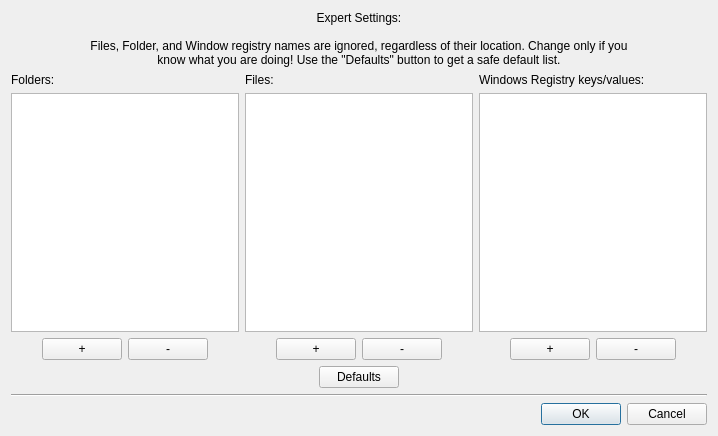
Before: the Qt Designer form FWAdminLib/WinMagicFiles/ExpertSettings.ui in fw-dev/translations, drawn with Qt 5.
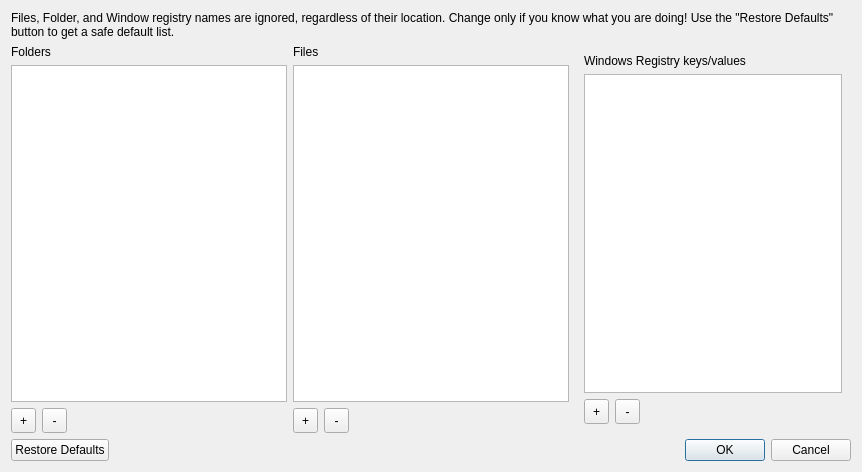
After: the same form once the commit is applied.

The edit to the form file:
```diff
--- a/FWAdminLib/WinMagicFiles/ExpertSettings.ui
+++ b/FWAdminLib/WinMagicFiles/ExpertSettings.ui
@@ -1,84 +1,87 @@
 <ui version="4.0" >
  <class>CExpertSettings</class>
- <widget class="QWidget" name="CExpertSettings" >
-  <property name="geometry" >
+ <widget class="QWidget" name="CExpertSettings">
+  <property name="geometry">
    <rect>
     <x>0</x>
     <y>0</y>
-    <width>718</width>
-    <height>436</height>
+    <width>862</width>
+    <height>472</height>
    </rect>
   </property>
   <property name="windowTitle" >
    <string>Expert Settings</string>
   </property>
-  <layout class="QGridLayout" name="gridLayout_2" >
-   <item row="0" column="0" >
-    <widget class="QLabel" name="labelDescription" >
-     <property name="text" >
-      <string>Expert Settings:
-
-Files, Folder, and Window registry names are ignored, regardless of their location. Change only if you
-know what you are doing! Use the "Defaults" button to get a safe default list.</string>
+  <layout class="QVBoxLayout" name="verticalLayout_4">
+   <item>
+    <widget class="QLabel" name="labelDescription">
+     <property name="text">
+      <string>Files, Folder, and Window registry names are ignored, regardless of their location. Change only if you know what you are doing! Use the &quot;Restore Defaults&quot; button to get a safe default list.</string>
      </property>
-     <property name="alignment" >
-      <set>Qt::AlignCenter</set>
+     <property name="alignment">
+      <set>Qt::AlignLeading|Qt::AlignLeft|Qt::AlignVCenter</set>
      </property>
-    </widget>
-   </item>
-   <item row="1" column="0" >
-    <layout class="QGridLayout" name="listGridLayout" >
-     <item row="0" column="0" >
-      <widget class="QLabel" name="label_2" >
-       <property name="text" >
-        <string>Folders:</string>
+     <property name="wordWrap">
+      <bool>true</bool>
        </property>
       </widget>
      </item>
-     <item row="0" column="1" >
-      <widget class="QLabel" name="label_3" >
-       <property name="text" >
-        <string>Files:</string>
+   <item>
+    <layout class="QHBoxLayout" name="horizontalLayout_4">
+     <item>
+      <layout class="QVBoxLayout" name="verticalLayout">
+       <item>
+        <widget class="QLabel" name="label_2">
+         <property name="text">
+          <string>Folders</string>
        </property>
       </widget>
      </item>
-     <item row="1" column="0" >
-      <widget class="QListWidget" name="foldersLB" />
-     </item>
-     <item row="1" column="1" >
-      <widget class="QListWidget" name="filesLB" />
-     </item>
-     <item row="2" column="1" >
-      <layout class="QHBoxLayout" name="horizontalLayout_2" >
+       <item>
+        <widget class="QListWidget" name="foldersLB"/>
+       </item>
        <item>
-        <spacer name="horizontalSpacer_6" >
-         <property name="orientation" >
-          <enum>Qt::Horizontal</enum>
-         </property>
-         <property name="sizeHint" stdset="0" >
+        <layout class="QHBoxLayout" name="horizontalLayout">
+         <item>
+          <widget class="QToolButton" name="addFolderPB">
+           <property name="enabled">
+            <bool>true</bool>
+           </property>
+           <property name="minimumSize">
           <size>
-           <width>40</width>
-           <height>20</height>
-          </size>
-         </property>
-        </spacer>
-       </item>
-       <item>
-        <widget class="QPushButton" name="addFilePB" >
-         <property name="text" >
+             <width>25</width>
+             <height>25</height>
+            </size>
+           </property>
+           <property name="maximumSize">
+            <size>
+             <width>25</width>
+             <height>25</height>
+            </size>
+           </property>
+           <property name="text">
           <string>+</string>
          </property>
         </widget>
        </item>
        <item>
-        <widget class="QPushButton" name="removeFilePB" >
-         <property name="sizePolicy" >
-          <sizepolicy vsizetype="Fixed" hsizetype="Minimum" >
-           <horstretch>0</horstretch>
-           <verstretch>0</verstretch>
-          </sizepolicy>
-         </property>
-         <property name="text" >
+          <widget class="QToolButton" name="removeFolderPB">
+           <property name="enabled">
+            <bool>true</bool>
+           </property>
+           <property name="minimumSize">
+            <size>
+             <width>25</width>
+             <height>25</height>
+            </size>
+           </property>
+           <property name="maximumSize">
+            <size>
+             <width>25</width>
+             <height>25</height>
+            </size>
+           </property>
+           <property name="text">
           <string>-</string>
          </property>
         </widget>
@@ -98,98 +101,62 @@
        </item>
       </layout>
      </item>
-     <item row="2" column="0" >
-      <layout class="QHBoxLayout" name="horizontalLayout" >
-       <item>
-        <spacer name="horizontalSpacer" >
-         <property name="orientation" >
-          <enum>Qt::Horizontal</enum>
-         </property>
-         <property name="sizeHint" stdset="0" >
-          <size>
-           <width>40</width>
-           <height>20</height>
-          </size>
-         </property>
-        </spacer>
+      </layout>
        </item>
        <item>
-        <widget class="QPushButton" name="addFolderPB" >
-         <property name="text" >
-          <string>+</string>
+      <layout class="QVBoxLayout" name="verticalLayout_2">
+       <item>
+        <widget class="QLabel" name="label_3">
+         <property name="text">
+          <string>Files</string>
          </property>
         </widget>
        </item>
        <item>
-        <widget class="QPushButton" name="removeFolderPB" >
-         <property name="sizePolicy" >
-          <sizepolicy vsizetype="Fixed" hsizetype="Minimum" >
-           <horstretch>0</horstretch>
-           <verstretch>0</verstretch>
-          </sizepolicy>
-         </property>
-         <property name="text" >
-          <string>-</string>
-         </property>
-        </widget>
+        <widget class="QListWidget" name="filesLB"/>
        </item>
        <item>
-        <spacer name="horizontalSpacer_5" >
-         <property name="orientation" >
-          <enum>Qt::Horizontal</enum>
-         </property>
-         <property name="sizeHint" stdset="0" >
+        <layout class="QHBoxLayout" name="horizontalLayout_2">
+         <item>
+          <widget class="QToolButton" name="addFilePB">
+           <property name="enabled">
+            <bool>true</bool>
+           </property>
+           <property name="minimumSize">
           <size>
-           <width>40</width>
-           <height>20</height>
-          </size>
-         </property>
-        </spacer>
-       </item>
-      </layout>
-     </item>
-     <item rowspan="3" row="0" column="2" >
-      <widget class="QWidget" native="1" name="registryWidget" >
-       <layout class="QVBoxLayout" name="verticalLayout" >
-        <property name="margin" >
-         <number>0</number>
-        </property>
-        <item>
-         <layout class="QGridLayout" name="gridLayout" >
-          <item row="2" column="0" >
-           <widget class="QListWidget" name="registryLB" />
-          </item>
-          <item row="3" column="0" >
-           <layout class="QHBoxLayout" name="horizontalLayout_3" >
-            <item>
-             <spacer name="horizontalSpacer_8" >
-              <property name="orientation" >
-               <enum>Qt::Horizontal</enum>
-              </property>
-              <property name="sizeHint" stdset="0" >
+             <width>25</width>
+             <height>25</height>
+            </size>
+           </property>
+           <property name="maximumSize">
                <size>
-                <width>40</width>
-                <height>20</height>
-               </size>
-              </property>
-             </spacer>
-            </item>
-            <item>
-             <widget class="QPushButton" name="addRegistryPB" >
-              <property name="text" >
+             <width>25</width>
+             <height>25</height>
+            </size>
+           </property>
+           <property name="text">
                <string>+</string>
               </property>
              </widget>
             </item>
             <item>
-             <widget class="QPushButton" name="removeRegistryPB" >
-              <property name="sizePolicy" >
-               <sizepolicy vsizetype="Fixed" hsizetype="Minimum" >
-                <horstretch>0</horstretch>
-                <verstretch>0</verstretch>
-               </sizepolicy>
-              </property>
-              <property name="text" >
+          <widget class="QToolButton" name="removeFilePB">
+           <property name="enabled">
+            <bool>true</bool>
+           </property>
+           <property name="minimumSize">
+            <size>
+             <width>25</width>
+             <height>25</height>
+            </size>
+           </property>
+           <property name="maximumSize">
+            <size>
+             <width>25</width>
+             <height>25</height>
+            </size>
+           </property>
+           <property name="text">
                <string>-</string>
               </property>
              </widget>
@@ -209,48 +176,73 @@
             </item>
            </layout>
           </item>
-          <item row="1" column="0" >
-           <widget class="QLabel" name="labelWindowsRegistry" >
-            <property name="text" >
-             <string>Windows Registry keys/values:</string>
-            </property>
-           </widget>
-          </item>
-         </layout>
-        </item>
-       </layout>
-      </widget>
-     </item>
-    </layout>
-   </item>
-   <item row="2" column="0" >
-    <layout class="QHBoxLayout" name="horizontalLayout_4" >
+      </layout>
+     </item>
+     <item>
+      <widget class="QWidget" name="registryWidget" native="true">
+       <layout class="QVBoxLayout" name="verticalLayout_3">
+        <item>
+         <widget class="QLabel" name="labelWindowsRegistry">
+          <property name="text">
+           <string>Windows Registry keys/values</string>
+          </property>
+         </widget>
+        </item>
+        <item>
+         <widget class="QListWidget" name="registryLB"/>
+        </item>
      <item>
-      <spacer name="horizontalSpacer_3" >
-       <property name="orientation" >
-        <enum>Qt::Horizontal</enum>
-       </property>
-       <property name="sizeHint" stdset="0" >
+         <layout class="QHBoxLayout" name="horizontalLayout_3">
+          <item>
+           <widget class="QToolButton" name="addRegistryPB">
+            <property name="enabled">
+             <bool>true</bool>
+            </property>
+            <property name="minimumSize">
         <size>
-         <width>40</width>
-         <height>20</height>
-        </size>
-       </property>
-      </spacer>
+              <width>25</width>
+              <height>25</height>
+             </size>
+            </property>
+            <property name="maximumSize">
+             <size>
+              <width>25</width>
+              <height>25</height>
+             </size>
+            </property>
+            <property name="text">
+             <string>+</string>
+            </property>
+           </widget>
      </item>
      <item>
-      <widget class="QPushButton" name="defaultsPB" >
-       <property name="text" >
-        <string>Defaults</string>
-       </property>
+           <widget class="QToolButton" name="removeRegistryPB">
+            <property name="enabled">
+             <bool>true</bool>
+            </property>
+            <property name="minimumSize">
+             <size>
+              <width>25</width>
+              <height>25</height>
+             </size>
+            </property>
+            <property name="maximumSize">
+             <size>
+              <width>25</width>
+              <height>25</height>
+             </size>
+            </property>
+            <property name="text">
+             <string>-</string>
+            </property>
       </widget>
      </item>
      <item>
-      <spacer name="horizontalSpacer_4" >
-       <property name="orientation" >
+           <spacer name="horizontalSpacer_2">
+            <property name="orientation">
         <enum>Qt::Horizontal</enum>
        </property>
-       <property name="sizeHint" stdset="0" >
+            <property name="sizeHint" stdset="0">
         <size>
          <width>40</width>
          <height>20</height>
@@ -260,17 +252,15 @@
      </item>
     </layout>
    </item>
-   <item row="3" column="0" >
-    <widget class="Line" name="line" >
-     <property name="orientation" >
-      <enum>Qt::Horizontal</enum>
-     </property>
-    </widget>
-   </item>
-   <item row="4" column="0" >
-    <widget class="QDialogButtonBox" name="buttonBox" >
-     <property name="standardButtons" >
-      <set>QDialogButtonBox::Cancel|QDialogButtonBox::Ok</set>
+       </layout>
+      </widget>
+     </item>
+    </layout>
+   </item>
+   <item>
+    <widget class="QDialogButtonBox" name="buttonBox">
+     <property name="standardButtons">
+      <set>QDialogButtonBox::Cancel|QDialogButtonBox::Ok|QDialogButtonBox::RestoreDefaults</set>
      </property>
     </widget>
    </item>
```
Left out of the diff: 17 changed lines with no effect on the pictures. Lines whose indentation alone changed are shown as unchanged.
